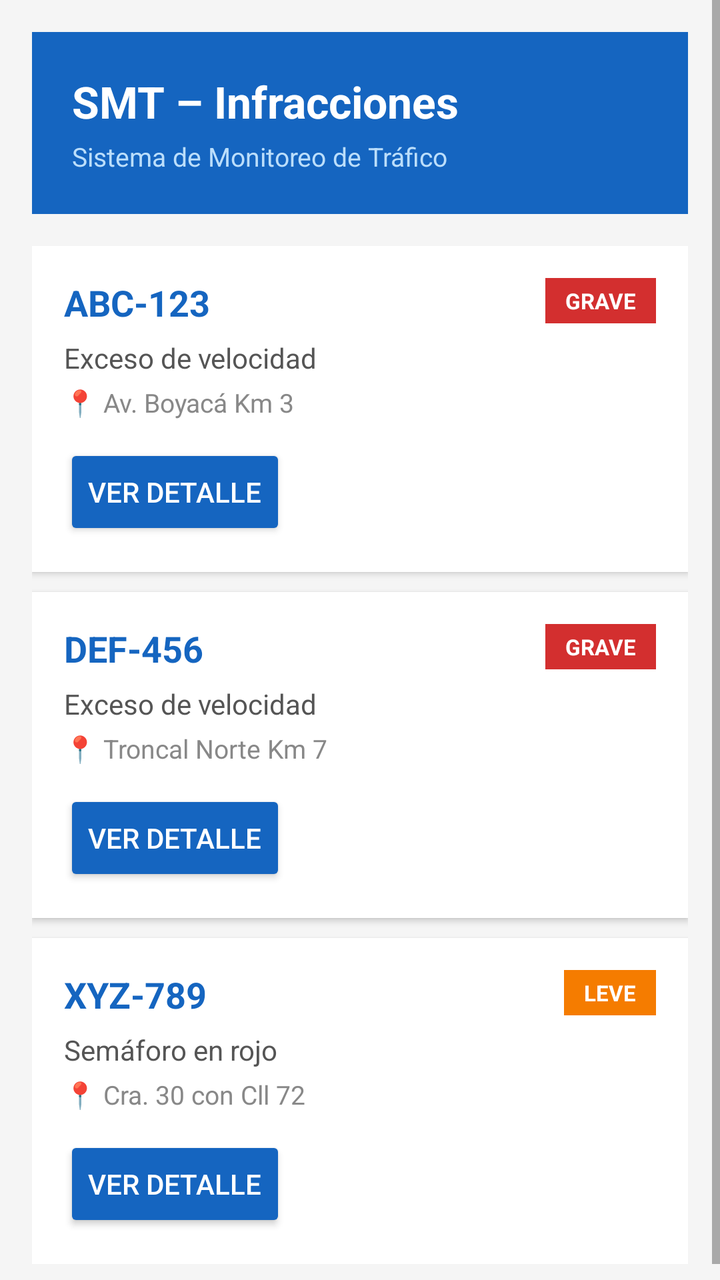
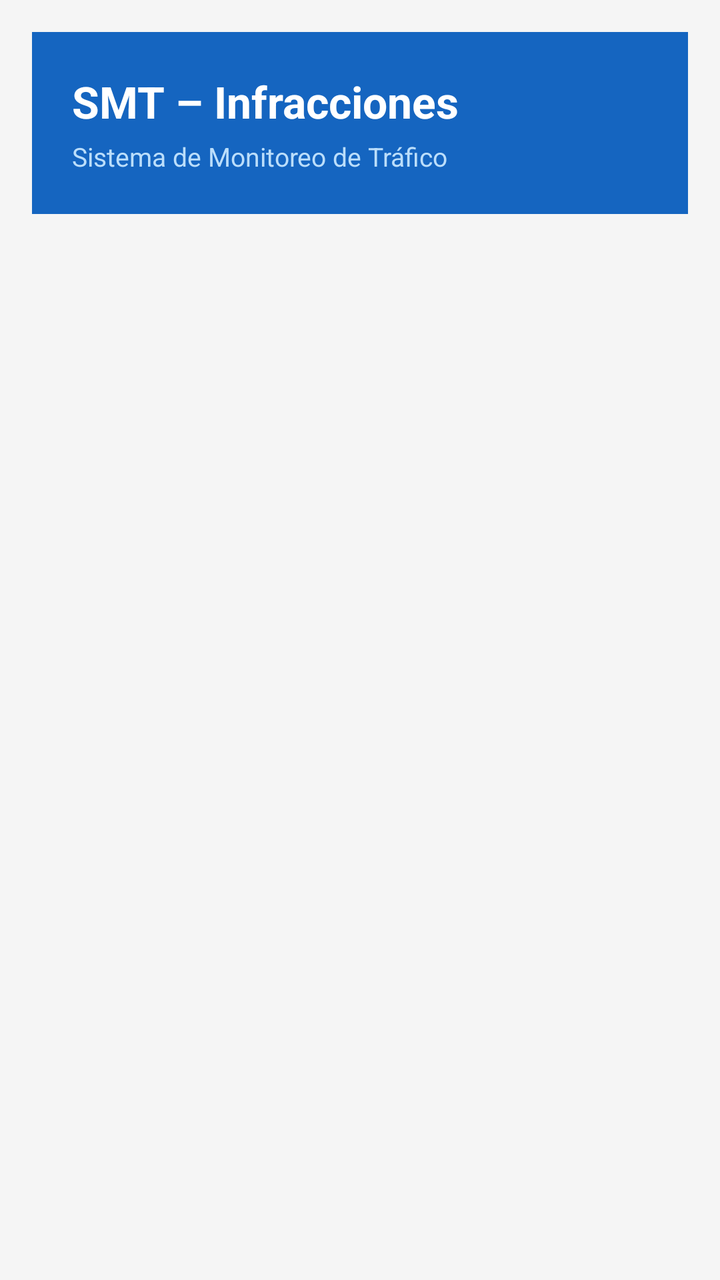

An Android layout rendered at two revisions. The XML below is the earlier revision; the diff shows what the commit changed to produce the second picture.
<!-- AndroidManifest.xml: application theme Theme.AppCompat.Light.DarkActionBar -->
<!-- res/layout/activity_main.xml -->
<?xml version="1.0" encoding="utf-8"?>
<ScrollView xmlns:android="http://schemas.android.com/apk/res/android"
    android:layout_width="match_parent"
    android:layout_height="match_parent"
    android:background="#F5F5F5">

    <RelativeLayout
        android:layout_width="match_parent"
        android:layout_height="wrap_content"
        android:padding="16dp">

        
        <RelativeLayout
            android:id="@+id/layoutHeader"
            android:layout_width="match_parent"
            android:layout_height="wrap_content"
            android:background="#1565C0"
            android:padding="20dp">

            <TextView
                android:id="@+id/tvTitulo"
                android:layout_width="wrap_content"
                android:layout_height="wrap_content"
                android:text="SMT – Infracciones"
                android:textColor="#FFFFFF"
                android:textSize="22sp"
                android:textStyle="bold" />

            <TextView
                android:id="@+id/tvSubtitulo"
                android:layout_width="wrap_content"
                android:layout_height="wrap_content"
                android:layout_below="@id/tvTitulo"
                android:layout_marginTop="4dp"
                android:text="Sistema de Monitoreo de Tráfico"
                android:textColor="#BBDEFB"
                android:textSize="13sp" />

        </RelativeLayout>

        
        <LinearLayout
            android:id="@+id/layoutTarjetas"
            android:layout_width="match_parent"
            android:layout_height="wrap_content"
            android:layout_below="@id/layoutHeader"
            android:layout_marginTop="16dp"
            android:orientation="vertical">

            
            <RelativeLayout
                android:id="@+id/cardVehiculo1"
                android:layout_width="match_parent"
                android:layout_height="wrap_content"
                android:layout_marginBottom="10dp"
                android:background="#FFFFFF"
                android:elevation="2dp"
                android:padding="16dp">

                <TextView
                    android:id="@+id/tvPlaca1"
                    android:layout_width="wrap_content"
                    android:layout_height="wrap_content"
                    android:text="ABC-123"
                    android:textColor="#1565C0"
                    android:textSize="18sp"
                    android:textStyle="bold" />

                <TextView
                    android:id="@+id/tvGravedad1"
                    android:layout_width="wrap_content"
                    android:layout_height="wrap_content"
                    android:layout_alignParentEnd="true"
                    android:background="#D32F2F"
                    android:paddingHorizontal="10dp"
                    android:paddingVertical="4dp"
                    android:text="GRAVE"
                    android:textColor="#FFFFFF"
                    android:textSize="11sp"
                    android:textStyle="bold" />

                <TextView
                    android:id="@+id/tvInfraccion1"
                    android:layout_width="wrap_content"
                    android:layout_height="wrap_content"
                    android:layout_below="@id/tvPlaca1"
                    android:layout_marginTop="6dp"
                    android:text="Exceso de velocidad"
                    android:textColor="#555555"
                    android:textSize="14sp" />

                <TextView
                    android:id="@+id/tvUbicacion1"
                    android:layout_width="wrap_content"
                    android:layout_height="wrap_content"
                    android:layout_below="@id/tvInfraccion1"
                    android:layout_marginTop="4dp"
                    android:text="📍 Av. Boyacá Km 3"
                    android:textColor="#888888"
                    android:textSize="13sp" />

                <Button
                    android:id="@+id/btnDetalle1"
                    android:layout_width="wrap_content"
                    android:layout_height="wrap_content"
                    android:layout_below="@id/tvUbicacion1"
                    android:layout_marginTop="12dp"
                    android:backgroundTint="#1565C0"
                    android:text="Ver detalle"
                    android:textColor="#FFFFFF" />

            </RelativeLayout>

            
            <RelativeLayout
                android:id="@+id/cardVehiculo2"
                android:layout_width="match_parent"
                android:layout_height="wrap_content"
                android:layout_marginBottom="10dp"
                android:background="#FFFFFF"
                android:elevation="2dp"
                android:padding="16dp">

                <TextView
                    android:id="@+id/tvPlaca2"
                    android:layout_width="wrap_content"
                    android:layout_height="wrap_content"
                    android:text="DEF-456"
                    android:textColor="#1565C0"
                    android:textSize="18sp"
                    android:textStyle="bold" />

                <TextView
                    android:id="@+id/tvGravedad2"
                    android:layout_width="wrap_content"
                    android:layout_height="wrap_content"
                    android:layout_alignParentEnd="true"
                    android:background="#D32F2F"
                    android:paddingHorizontal="10dp"
                    android:paddingVertical="4dp"
                    android:text="GRAVE"
                    android:textColor="#FFFFFF"
                    android:textSize="11sp"
                    android:textStyle="bold" />

                <TextView
                    android:id="@+id/tvInfraccion2"
                    android:layout_width="wrap_content"
                    android:layout_height="wrap_content"
                    android:layout_below="@id/tvPlaca2"
                    android:layout_marginTop="6dp"
                    android:text="Exceso de velocidad"
                    android:textColor="#555555"
                    android:textSize="14sp" />

                <TextView
                    android:id="@+id/tvUbicacion2"
                    android:layout_width="wrap_content"
                    android:layout_height="wrap_content"
                    android:layout_below="@id/tvInfraccion2"
                    android:layout_marginTop="4dp"
                    android:text="📍 Troncal Norte Km 7"
                    android:textColor="#888888"
                    android:textSize="13sp" />

                <Button
                    android:id="@+id/btnDetalle2"
                    android:layout_width="wrap_content"
                    android:layout_height="wrap_content"
                    android:layout_below="@id/tvUbicacion2"
                    android:layout_marginTop="12dp"
                    android:backgroundTint="#1565C0"
                    android:text="Ver detalle"
                    android:textColor="#FFFFFF" />

            </RelativeLayout>

            
            <RelativeLayout
                android:id="@+id/cardVehiculo3"
                android:layout_width="match_parent"
                android:layout_height="wrap_content"
                android:background="#FFFFFF"
                android:elevation="2dp"
                android:padding="16dp">

                <TextView
                    android:id="@+id/tvPlaca3"
                    android:layout_width="wrap_content"
                    android:layout_height="wrap_content"
                    android:text="XYZ-789"
                    android:textColor="#1565C0"
                    android:textSize="18sp"
                    android:textStyle="bold" />

                <TextView
                    android:id="@+id/tvGravedad3"
                    android:layout_width="wrap_content"
                    android:layout_height="wrap_content"
                    android:layout_alignParentEnd="true"
                    android:background="#F57C00"
                    android:paddingHorizontal="10dp"
                    android:paddingVertical="4dp"
                    android:text="LEVE"
                    android:textColor="#FFFFFF"
                    android:textSize="11sp"
                    android:textStyle="bold" />

                <TextView
                    android:id="@+id/tvInfraccion3"
                    android:layout_width="wrap_content"
                    android:layout_height="wrap_content"
                    android:layout_below="@id/tvPlaca3"
                    android:layout_marginTop="6dp"
                    android:text="Semáforo en rojo"
                    android:textColor="#555555"
                    android:textSize="14sp" />

                <TextView
                    android:id="@+id/tvUbicacion3"
                    android:layout_width="wrap_content"
                    android:layout_height="wrap_content"
                    android:layout_below="@id/tvInfraccion3"
                    android:layout_marginTop="4dp"
                    android:text="📍 Cra. 30 con Cll 72"
                    android:textColor="#888888"
                    android:textSize="13sp" />

                <Button
                    android:id="@+id/btnDetalle3"
                    android:layout_width="wrap_content"
                    android:layout_height="wrap_content"
                    android:layout_below="@id/tvUbicacion3"
                    android:layout_marginTop="12dp"
                    android:backgroundTint="#1565C0"
                    android:text="Ver detalle"
                    android:textColor="#FFFFFF" />

            </RelativeLayout>

        </LinearLayout>

    </RelativeLayout>

</ScrollView>
<!-- resources referenced by this layout -->
<resources>

</resources>

<!-- the commit's change to res/layout/activity_main.xml (unified diff, before → after) -->
@@ -1,245 +1,49 @@
 <?xml version="1.0" encoding="utf-8"?>
-<ScrollView xmlns:android="http://schemas.android.com/apk/res/android"
+<RelativeLayout xmlns:android="http://schemas.android.com/apk/res/android"
+    xmlns:app="http://schemas.android.com/apk/res-auto"
     android:layout_width="match_parent"
     android:layout_height="match_parent"
-    android:background="#F5F5F5">
+    android:background="#F5F5F5"
+    android:padding="16dp">
 
+    
     <RelativeLayout
+        android:id="@+id/layoutHeader"
         android:layout_width="match_parent"
         android:layout_height="wrap_content"
-        android:padding="16dp">
+        android:background="#1565C0"
+        android:padding="20dp">
 
-        
-        <RelativeLayout
-            android:id="@+id/layoutHeader"
-            android:layout_width="match_parent"
+        <TextView
+            android:id="@+id/tvTitulo"
+            android:layout_width="wrap_content"
             android:layout_height="wrap_content"
-            android:background="#1565C0"
-            android:padding="20dp">
+            android:text="SMT – Infracciones"
+            android:textColor="#FFFFFF"
+            android:textSize="22sp"
+            android:textStyle="bold" />
 
-            <TextView
-                android:id="@+id/tvTitulo"
-                android:layout_width="wrap_content"
-                android:layout_height="wrap_content"
-                android:text="SMT – Infracciones"
-                android:textColor="#FFFFFF"
-                android:textSize="22sp"
-                android:textStyle="bold" />
-
-            <TextView
-                android:id="@+id/tvSubtitulo"
-                android:layout_width="wrap_content"
-                android:layout_height="wrap_content"
-                android:layout_below="@id/tvTitulo"
-                android:layout_marginTop="4dp"
-                android:text="Sistema de Monitoreo de Tráfico"
-                android:textColor="#BBDEFB"
-                android:textSize="13sp" />
-
-        </RelativeLayout>
-
-        
-        <LinearLayout
-            android:id="@+id/layoutTarjetas"
-            android:layout_width="match_parent"
+        <TextView
+            android:id="@+id/tvSubtitulo"
+            android:layout_width="wrap_content"
             android:layout_height="wrap_content"
-            android:layout_below="@id/layoutHeader"
-            android:layout_marginTop="16dp"
-            android:orientation="vertical">
-
-            
-            <RelativeLayout
-                android:id="@+id/cardVehiculo1"
-                android:layout_width="match_parent"
-                android:layout_height="wrap_content"
-                android:layout_marginBottom="10dp"
-                android:background="#FFFFFF"
-                android:elevation="2dp"
-                android:padding="16dp">
-
-                <TextView
-                    android:id="@+id/tvPlaca1"
-                    android:layout_width="wrap_content"
-                    android:layout_height="wrap_content"
-                    android:text="ABC-123"
-                    android:textColor="#1565C0"
-                    android:textSize="18sp"
-                    android:textStyle="bold" />
-
-                <TextView
-                    android:id="@+id/tvGravedad1"
-                    android:layout_width="wrap_content"
-                    android:layout_height="wrap_content"
-                    android:layout_alignParentEnd="true"
-                    android:background="#D32F2F"
-                    android:paddingHorizontal="10dp"
-                    android:paddingVertical="4dp"
-                    android:text="GRAVE"
-                    android:textColor="#FFFFFF"
-                    android:textSize="11sp"
-                    android:textStyle="bold" />
-
-                <TextView
-                    android:id="@+id/tvInfraccion1"
-                    android:layout_width="wrap_content"
-                    android:layout_height="wrap_content"
-                    android:layout_below="@id/tvPlaca1"
-                    android:layout_marginTop="6dp"
-                    android:text="Exceso de velocidad"
-                    android:textColor="#555555"
-                    android:textSize="14sp" />
-
-                <TextView
-                    android:id="@+id/tvUbicacion1"
-                    android:layout_width="wrap_content"
-                    android:layout_height="wrap_content"
-                    android:layout_below="@id/tvInfraccion1"
-                    android:layout_marginTop="4dp"
-                    android:text="📍 Av. Boyacá Km 3"
-                    android:textColor="#888888"
-                    android:textSize="13sp" />
-
-                <Button
-                    android:id="@+id/btnDetalle1"
-                    android:layout_width="wrap_content"
-                    android:layout_height="wrap_content"
-                    android:layout_below="@id/tvUbicacion1"
-                    android:layout_marginTop="12dp"
-                    android:backgroundTint="#1565C0"
-                    android:text="Ver detalle"
-                    android:textColor="#FFFFFF" />
-
-            </RelativeLayout>
-
-            
-            <RelativeLayout
-                android:id="@+id/cardVehiculo2"
-                android:layout_width="match_parent"
-                android:layout_height="wrap_content"
-                android:layout_marginBottom="10dp"
-                android:background="#FFFFFF"
-                android:elevation="2dp"
-                android:padding="16dp">
-
-                <TextView
-                    android:id="@+id/tvPlaca2"
-                    android:layout_width="wrap_content"
-                    android:layout_height="wrap_content"
-                    android:text="DEF-456"
-                    android:textColor="#1565C0"
-                    android:textSize="18sp"
-                    android:textStyle="bold" />
-
-                <TextView
-                    android:id="@+id/tvGravedad2"
-                    android:layout_width="wrap_content"
-                    android:layout_height="wrap_content"
-                    android:layout_alignParentEnd="true"
-                    android:background="#D32F2F"
-                    android:paddingHorizontal="10dp"
-                    android:paddingVertical="4dp"
-                    android:text="GRAVE"
-                    android:textColor="#FFFFFF"
-                    android:textSize="11sp"
-                    android:textStyle="bold" />
-
-                <TextView
-                    android:id="@+id/tvInfraccion2"
-                    android:layout_width="wrap_content"
-                    android:layout_height="wrap_content"
-                    android:layout_below="@id/tvPlaca2"
-                    android:layout_marginTop="6dp"
-                    android:text="Exceso de velocidad"
-                    android:textColor="#555555"
-                    android:textSize="14sp" />
-
-                <TextView
-                    android:id="@+id/tvUbicacion2"
-                    android:layout_width="wrap_content"
-                    android:layout_height="wrap_content"
-                    android:layout_below="@id/tvInfraccion2"
-                    android:layout_marginTop="4dp"
-                    android:text="📍 Troncal Norte Km 7"
-                    android:textColor="#888888"
-                    android:textSize="13sp" />
-
-                <Button
-                    android:id="@+id/btnDetalle2"
-                    android:layout_width="wrap_content"
-                    android:layout_height="wrap_content"
-                    android:layout_below="@id/tvUbicacion2"
-                    android:layout_marginTop="12dp"
-                    android:backgroundTint="#1565C0"
-                    android:text="Ver detalle"
-                    android:textColor="#FFFFFF" />
-
-            </RelativeLayout>
-
-            
-            <RelativeLayout
-                android:id="@+id/cardVehiculo3"
-                android:layout_width="match_parent"
-                android:layout_height="wrap_content"
-                android:background="#FFFFFF"
-                android:elevation="2dp"
-                android:padding="16dp">
-
-                <TextView
-                    android:id="@+id/tvPlaca3"
-                    android:layout_width="wrap_content"
-                    android:layout_height="wrap_content"
-                    android:text="XYZ-789"
-                    android:textColor="#1565C0"
-                    android:textSize="18sp"
-                    android:textStyle="bold" />
-
-                <TextView
-                    android:id="@+id/tvGravedad3"
-                    android:layout_width="wrap_content"
-                    android:layout_height="wrap_content"
-                    android:layout_alignParentEnd="true"
-                    android:background="#F57C00"
-                    android:paddingHorizontal="10dp"
-                    android:paddingVertical="4dp"
-                    android:text="LEVE"
-                    android:textColor="#FFFFFF"
-                    android:textSize="11sp"
-                    android:textStyle="bold" />
-
-                <TextView
-                    android:id="@+id/tvInfraccion3"
-                    android:layout_width="wrap_content"
-                    android:layout_height="wrap_content"
-                    android:layout_below="@id/tvPlaca3"
-                    android:layout_marginTop="6dp"
-                    android:text="Semáforo en rojo"
-                    android:textColor="#555555"
-                    android:textSize="14sp" />
-
-                <TextView
-                    android:id="@+id/tvUbicacion3"
-                    android:layout_width="wrap_content"
-                    android:layout_height="wrap_content"
-                    android:layout_below="@id/tvInfraccion3"
-                    android:layout_marginTop="4dp"
-                    android:text="📍 Cra. 30 con Cll 72"
-                    android:textColor="#888888"
-                    android:textSize="13sp" />
-
-                <Button
-                    android:id="@+id/btnDetalle3"
-                    android:layout_width="wrap_content"
-                    android:layout_height="wrap_content"
-                    android:layout_below="@id/tvUbicacion3"
-                    android:layout_marginTop="12dp"
-                    android:backgroundTint="#1565C0"
-                    android:text="Ver detalle"
-                    android:textColor="#FFFFFF" />
-
-            </RelativeLayout>
-
-        </LinearLayout>
+            android:layout_below="@id/tvTitulo"
+            android:layout_marginTop="4dp"
+            android:text="Sistema de Monitoreo de Tráfico"
+            android:textColor="#BBDEFB"
+            android:textSize="13sp" />
 
     </RelativeLayout>
 
-</ScrollView>
+    
+    <androidx.recyclerview.widget.RecyclerView
+        android:id="@+id/recyclerVehiculos"
+        android:layout_width="match_parent"
+        android:layout_height="match_parent"
+        android:layout_below="@id/layoutHeader"
+        android:layout_marginTop="16dp"
+        android:clipToPadding="false"
+        android:paddingBottom="12dp"
+        app:layoutManager="androidx.recyclerview.widget.LinearLayoutManager" />
+
+</RelativeLayout>
